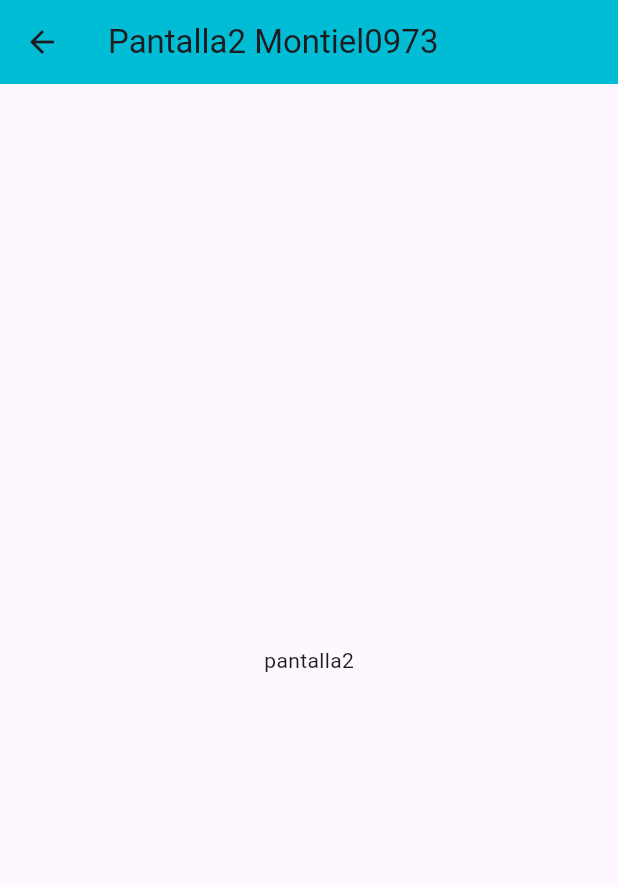
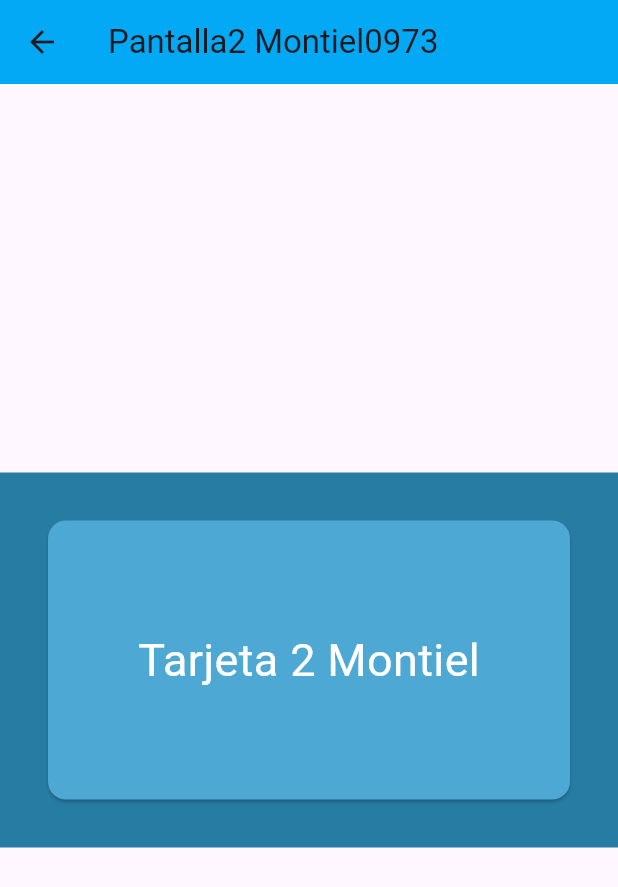
Before and after one commit to nkmserrano/p15_Rutasv2_0973, a Flutter app: the Pantalla2_0973 screen opened by its route, on a phone screen of 412 x 824 dp. Shown: the top 887 px of the screen. Run offline on Flutter 3.47's test engine with Material 3 defaults, Android fonts, the phone set to English and light mode, and no system bars.

```diff
--- a/lib/pantalla2_0973.dart
+++ b/lib/pantalla2_0973.dart
@@ -9,12 +9,30 @@ class Pantalla2_0973 extends StatelessWidget {
   Widget build(BuildContext context) {
     return Scaffold(
       appBar: AppBar(
-        title: Text('Pantalla2 Montiel0973'),
-        backgroundColor: Colors.cyan,
+        title: const Text('Pantalla2 Montiel0973'),
+        backgroundColor: Colors.lightBlue,
       ),
       body: Center(
-        child: Text(
-          'pantalla2',
+        child: Container(
+          color: Color(0xff277ca4),
+          width: double.infinity,
+          height: 250,
+          child: Card(
+            color: Color(0xff4da9d4),
+            margin: EdgeInsets.all(32),
+            child: Padding(
+              padding: EdgeInsets.all(16),
+              child: Center(
+                child: Text(
+                  'Tarjeta 2 Montiel',
+                  style: TextStyle(
+                    fontSize: 30,
+                    color: Color(0xffffffff),
+                  ),
+                ),
+              ),
+            ),
+          ),
         ),
       ),
     );
--- a/lib/pantallaini_0973.dart
+++ b/lib/pantallaini_0973.dart
@@ -9,7 +9,7 @@ class PantallaIni_0973 extends StatelessWidget {
   Widget build(BuildContext context) {
     return Scaffold(
       appBar: AppBar(
-        title: Text('Pantalla inicial Montiel0973'),
+        title: const Text('Pantalla inicial Montiel0973'),
         backgroundColor: Colors.purple,
       ),
       body: Center(
@@ -20,12 +20,12 @@ class PantallaIni_0973 extends StatelessWidget {
                 onPressed: () {
                   Navigator.pushNamed(context, '/Pantalla1_0973');
                 }, // Fin onpressed
-                child: Text('Mover a pantalla1')),
+                child: const Text('Ejemplo Card')),
             ElevatedButton(
                 onPressed: () {
                   Navigator.pushNamed(context, '/Pantalla2_0973');
                 }, // Fin onpressed
-                child: Text('Mover a pantalla2')),
+                child: const Text('Ejemplo Contenedor')),
           ], // FIn de niños
         ),
       ),
```
Also changed, not shown: lib/main.dart (+4 -4 lines), lib/pantalla1_0973.dart (+11 -7 lines).
